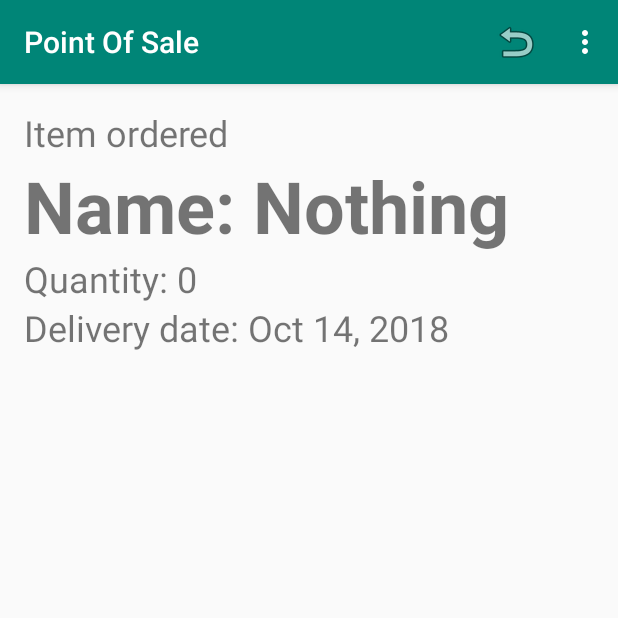
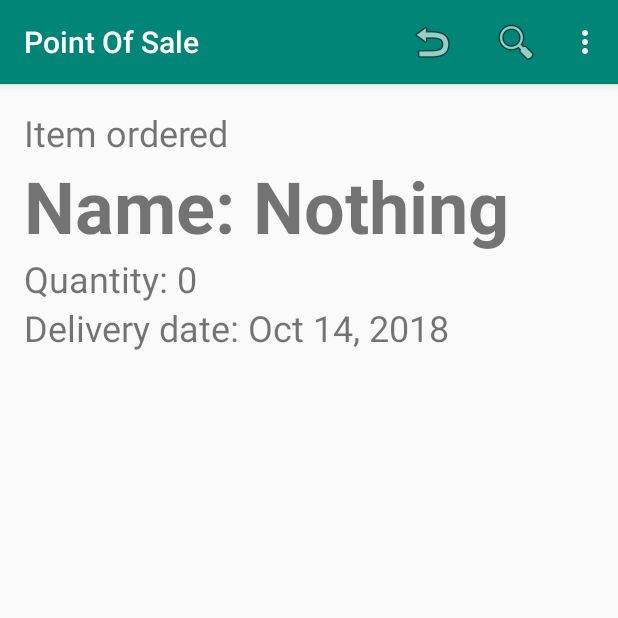
Before and after one commit to LearnAndroidUL/PointOfSale, an Android app: the screen it shows after launch (MainActivity), after a tap on "Reset", on a phone screen of 412 x 824 dp, the top half of it. Run offline under Robolectric (Android 15) with nearby library versions, the phone set to English and light mode, and no system bars.

Commit message:
interrupted by wife

```diff
--- a/app/src/main/java/io/ruszkipista/pointofsale/MainActivity.java
+++ b/app/src/main/java/io/ruszkipista/pointofsale/MainActivity.java
@@ -17,12 +17,14 @@ import android.widget.CalendarView;
 import android.widget.EditText;
 import android.widget.TextView;
 
+import java.util.ArrayList;
 import java.util.GregorianCalendar;
 
 public class MainActivity extends AppCompatActivity {
 
     private TextView mNameTextView, mQuantityTextView, mDateTextView;
     private Item mCurrentItem;
+    private ArrayList<Item> mItems = new ArrayList<>();
 
     @Override
     protected void onCreate(Bundle savedInstanceState) {
@@ -68,6 +70,8 @@ public class MainActivity extends AppCompatActivity {
                 String itemName = nameEditTextView.getText().toString();
                 int itemQuantity = Integer.parseInt(quantityEditTextView.getText().toString());
                 mCurrentItem = new Item(itemName,itemQuantity,deliveryDate);
+//              add new item to list
+                mItems.add(mCurrentItem);
                 showCurrentItem();
             }
         });
@@ -96,6 +100,7 @@ public class MainActivity extends AppCompatActivity {
         switch (menuItem.getItemId()){
             case R.id.action_reset:
                 final Item mSavedItem = mCurrentItem;
+                mItems.remove(mCurrentItem);
                 mCurrentItem = new Item();
                 showCurrentItem();
                 Snackbar snackbar = Snackbar.make(findViewById(R.id.coordinator_layout),R.string.confirmation_snack_removeone,Snackbar.LENGTH_LONG);
@@ -103,11 +108,17 @@ public class MainActivity extends AppCompatActivity {
                     @Override
                     public void onClick(View v) {
                         mCurrentItem = mSavedItem;
+//                      re-add restored item to list
+                        mItems.add(mCurrentItem);
                         showCurrentItem();
                         Snackbar.make(findViewById(R.id.coordinator_layout),R.string.confirmation_snack_restored,Snackbar.LENGTH_LONG).show();
                     }
                 });
                 snackbar.show();
+                return true;
+
+            case R.id.action_search:
+                showDialogItemList();
                 return true;
 
             case R.id.action_settings:
@@ -116,4 +127,8 @@ public class MainActivity extends AppCompatActivity {
         };
         return super.onOptionsItemSelected(menuItem);
     }
+
+    private void showDialogItemList() {
+
+    }
 }
--- a/app/src/main/res/layout/content_main.xml
+++ b/app/src/main/res/layout/content_main.xml
@@ -1,5 +1,6 @@
 <?xml version="1.0" encoding="utf-8"?>
-<LinearLayout xmlns:android="http://schemas.android.com/apk/res/android"
+<LinearLayout
+    xmlns:android="http://schemas.android.com/apk/res/android"
     xmlns:app="http://schemas.android.com/apk/res-auto"
     xmlns:tools="http://schemas.android.com/tools"
 
--- a/app/src/main/res/menu/menu_main.xml
+++ b/app/src/main/res/menu/menu_main.xml
@@ -15,4 +15,13 @@
         android:icon="@android:drawable/ic_menu_revert"
         app:showAsAction="ifRoom"
         />
+
+    <item
+        android:id="@+id/action_search"
+        android:orderInCategory="100"
+        android:title="@string/action_search"
+        android:icon="@android:drawable/ic_menu_search"
+        app:showAsAction="ifRoom"
+        />
+
 </menu>
--- a/app/src/main/res/values/strings.xml
+++ b/app/src/main/res/values/strings.xml
@@ -3,6 +3,7 @@
     <string name="action_settings">Settings</string>
     <string name="action_reset">Reset</string>
     <string name="action_remove">Remove</string>
+    <string name="action_search">Search</string>
     <string name="action_edit">Edit</string>
     <string name="action_undo">Undo</string>
     <string name="item_title">Item ordered</string>
```
